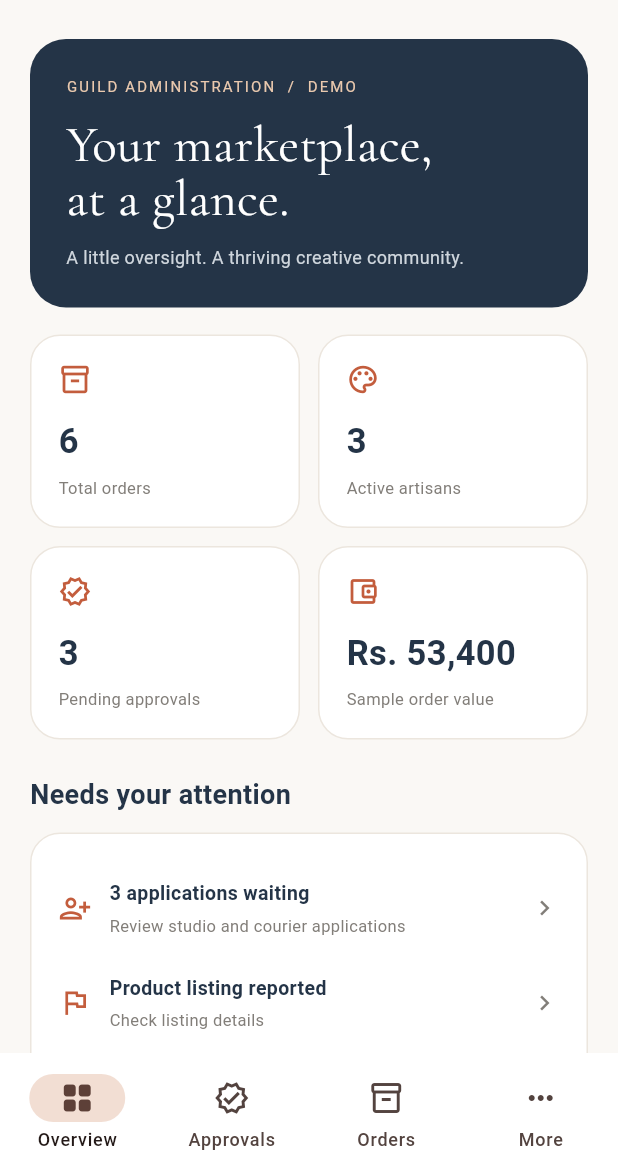
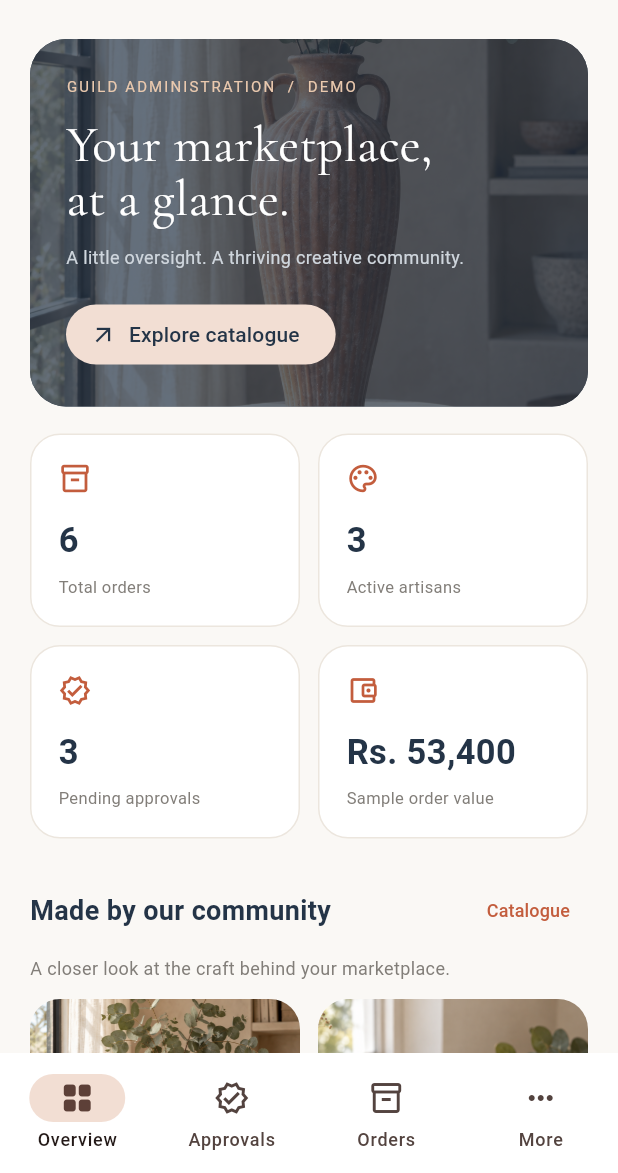
Before and after one commit to arindu123/handicraft_marketplaceapp, a Flutter app: the AdminDashboardScreen screen opened by its route, on a phone screen of 412 x 824 dp, the part 63-1236 px from its top. Run offline on Flutter 3.47's test engine with Material 3 defaults, Android fonts, the phone set to English and light mode, and no system bars.

Commit message:
Update admin dashboard screen

```diff
--- a/lib/features/admin/screens/admin_dashboard_screen.dart
+++ b/lib/features/admin/screens/admin_dashboard_screen.dart
@@ -167,6 +167,12 @@ class _AdminDashboardScreenState extends State<AdminDashboardScreen> {
       decoration: BoxDecoration(
         color: AdminStyle.navy,
         borderRadius: BorderRadius.circular(24),
+        image: const DecorationImage(
+          image: AssetImage('lib/features/auth/widgets/pottery_vase.png'),
+          fit: BoxFit.cover,
+          alignment: Alignment(0, 0.3),
+          colorFilter: ColorFilter.mode(Color(0xB3243447), BlendMode.srcATop),
+        ),
       ),
       child: Column(
         crossAxisAlignment: CrossAxisAlignment.start,
@@ -197,6 +203,16 @@ class _AdminDashboardScreenState extends State<AdminDashboardScreen> {
               height: 1.6,
               color: Color(0xFFCFD6DD),
             ),
+          ),
+          _space(18),
+          FilledButton.icon(
+            onPressed: () => _manage(AdminSection.products),
+            style: FilledButton.styleFrom(
+              backgroundColor: const Color(0xFFF2DED3),
+              foregroundColor: AdminStyle.navy,
+            ),
+            icon: const Icon(Icons.arrow_outward, size: 18),
+            label: const Text('Explore catalogue'),
           ),
         ],
       ),
@@ -235,6 +251,33 @@ class _AdminDashboardScreenState extends State<AdminDashboardScreen> {
             Icons.account_balance_wallet_outlined,
             () => setState(() => _tab = 2),
           ),
+        ],
+      ),
+    ),
+    _space(24),
+    AdminSectionHeading(
+      'Made by our community',
+      action: 'Catalogue',
+      onPressed: () => _manage(AdminSection.products),
+    ),
+    _space(6),
+    const Text(
+      'A closer look at the craft behind your marketplace.',
+      style: TextStyle(fontSize: 12, color: AdminStyle.muted),
+    ),
+    _space(12),
+    LayoutBuilder(
+      builder: (context, constraints) => Wrap(
+        spacing: 12,
+        runSpacing: 12,
+        children: [
+          for (final order in [_store.orders[0], _store.orders[2]])
+            SizedBox(
+              width: constraints.maxWidth < 340
+                  ? constraints.maxWidth
+                  : (constraints.maxWidth - 12) / 2,
+              child: _featuredCraft(order),
+            ),
         ],
       ),
     ),
@@ -288,6 +331,73 @@ class _AdminDashboardScreenState extends State<AdminDashboardScreen> {
       style: TextStyle(fontSize: 11, color: AdminStyle.muted),
     ),
   ];
+
+  String? _productPhoto(AdminOrder order) => switch (order.product) {
+    'Fluted terracotta vase' => 'lib/features/auth/widgets/pottery_vase.png',
+    'Handmade coffee cups' => 'lib/features/auth/widgets/pottery_mug.png',
+    _ => null,
+  };
+
+  Widget _featuredCraft(AdminOrder order) => Material(
+    color: Colors.white,
+    borderRadius: BorderRadius.circular(20),
+    clipBehavior: Clip.antiAlias,
+    child: InkWell(
+      onTap: () => _orderDetails(order),
+      child: Column(
+        crossAxisAlignment: CrossAxisAlignment.start,
+        children: [
+          Ink.image(
+            image: AssetImage(_productPhoto(order)!),
+            height: 170,
+            width: double.infinity,
+            fit: BoxFit.cover,
+          ),
+          Padding(
+            padding: const EdgeInsets.all(16),
+            child: Column(
+              crossAxisAlignment: CrossAxisAlignment.start,
+              children: [
+                Text(
+                  order.studio.toUpperCase(),
+                  style: const TextStyle(
+                    fontSize: 10,
+                    letterSpacing: 1.2,
+                    color: AdminStyle.clay,
+                    fontWeight: FontWeight.w600,
+                  ),
+                ),
+                _space(8),
+                Text(
+                  order.product,
+                  style: const TextStyle(
+                    fontFamily: 'CormorantGaramond',
+                    fontSize: 23,
+                    fontWeight: FontWeight.w600,
+                    color: AdminStyle.navy,
+                  ),
+                ),
+                _space(10),
+                Text(
+                  adminMoney(order.amount),
+                  style: const TextStyle(
+                    fontSize: 12,
+                    fontWeight: FontWeight.w700,
+                    color: AdminStyle.navy,
+                  ),
+                ),
+                _space(8),
+                const Text(
+                  'View sample order →',
+                  style: TextStyle(fontSize: 12, color: AdminStyle.clay),
+                ),
+              ],
+            ),
+          ),
+        ],
+      ),
+    ),
+  );
 
   Widget _metric(
     double width,
@@ -571,6 +681,19 @@ class _AdminDashboardScreenState extends State<AdminDashboardScreen> {
           child: Column(
             crossAxisAlignment: CrossAxisAlignment.start,
             children: [
+              if (_productPhoto(order) case final photo?) ...[
+                ClipRRect(
+                  borderRadius: BorderRadius.circular(12),
+                  child: Image.asset(
+                    photo,
+                    width: double.infinity,
+                    height: 120,
+                    fit: BoxFit.cover,
+                    semanticLabel: order.product,
+                  ),
+                ),
+                _space(12),
+              ],
               Wrap(
                 spacing: 12,
                 runSpacing: 6,
```
